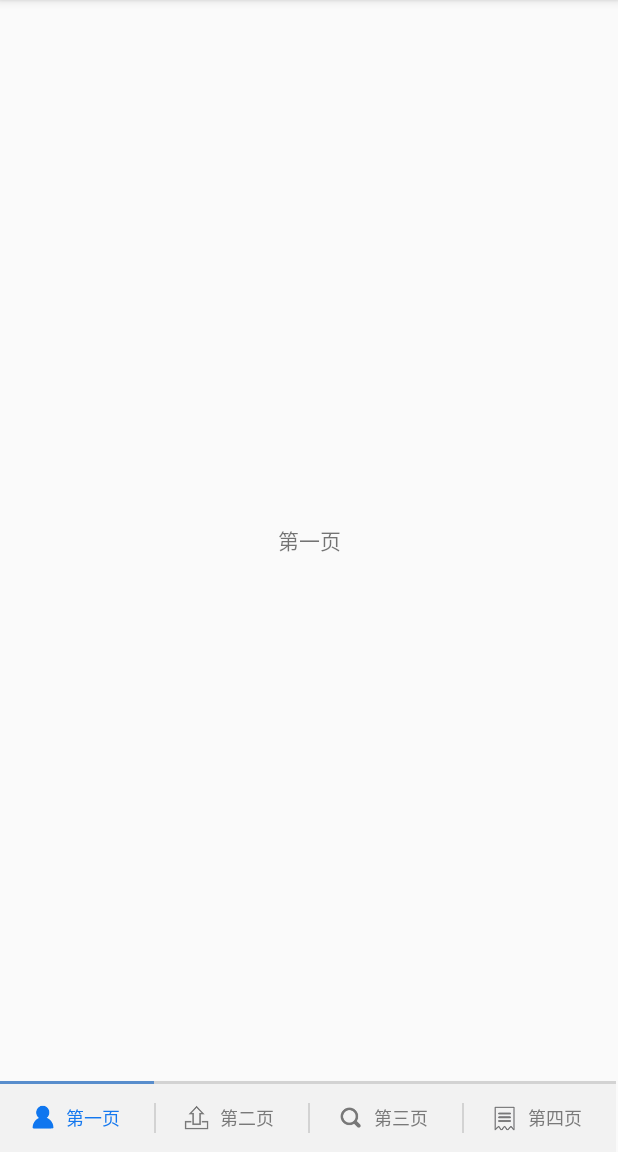
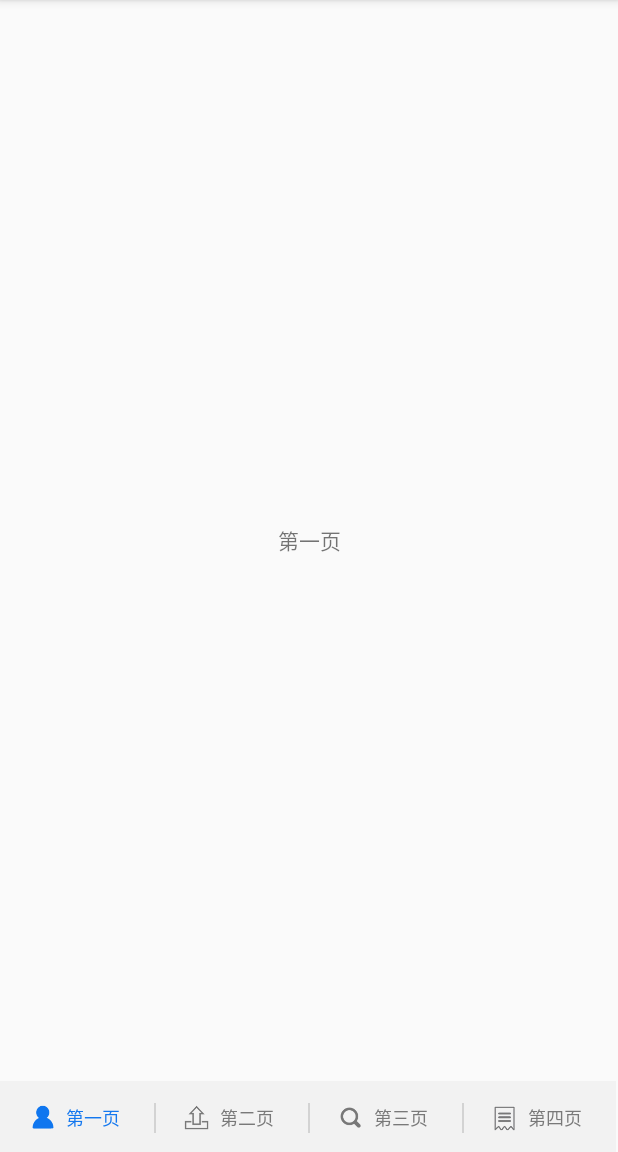
Before and after one commit to Lovingd/LazyViewPagerIndicator, an Android app: the screen it shows after launch (MainActivity), on a phone screen of 412 x 824 dp, the part 84-1236 px from its top. Run offline under Robolectric (Android 15) with nearby library versions, the phone set to English and light mode, and no system bars; our stand-ins replace ButterKnife.

Commit message:
添加设置是否显示底部的选择线

```diff
--- a/app/src/main/java/cn/muzi/lazy/HomeFragmentAdapter.java
+++ b/app/src/main/java/cn/muzi/lazy/HomeFragmentAdapter.java
@@ -55,6 +55,11 @@ public class HomeFragmentAdapter extends FragmentPagerAdapter implements IconPag
     }
 
     @Override
+    public boolean isShowChoose() {
+        return false;
+    }
+
+    @Override
     public int getCount() {
         return mFragments.size();
     }
--- a/lazyviewpager/src/main/java/cn/muzi/lazyviewpager/IconPagerAdapter.java
+++ b/lazyviewpager/src/main/java/cn/muzi/lazyviewpager/IconPagerAdapter.java
@@ -9,6 +9,8 @@ public interface IconPagerAdapter {
     int getTabGapId(int index);
     int getViewChooseId(int index);
 
+    boolean isShowChoose();
+
     // From PagerAdapter
     int getCount();
 }
--- a/lazyviewpager/src/main/java/cn/muzi/lazyviewpager/IconTabPageIndicator.java
+++ b/lazyviewpager/src/main/java/cn/muzi/lazyviewpager/IconTabPageIndicator.java
@@ -133,7 +133,7 @@ public class IconTabPageIndicator extends LinearLayout implements PageIndicator
         }
     }
 
-    private void addTab(int index, CharSequence text, int... ResId) {
+    private void addTab(int index, CharSequence text,boolean isShow, int... ResId) {
         final TabView tabView = new TabView(getContext());
         tabView.mIndex = index;
         tabView.setOnClickListener(mTabClickListener);
@@ -143,18 +143,20 @@ public class IconTabPageIndicator extends LinearLayout implements PageIndicator
             tabView.setIcon(ResId[0]);
         }
         if (ResId[1] > 0) {
-            tabView.setIcon(ResId[1]);
+            tabView.setTextColor(ResId[1]);
         }
         if (ResId[2] > 0) {
-            tabView.setIcon(ResId[2]);
+            tabView.setTabgapColor(ResId[2]);
         }
         if (ResId[3] > 0) {
-            tabView.setIcon(ResId[3]);
+            tabView.setViewChooseColor(ResId[3]);
         }
+
+        tabView.setViewChooseVisible(isShow);
 
         if(index == 0)
         {
-        	tabView.settab_gapVisible(false);
+        	tabView.setTabgapVisible(false);
         }
 
         mTabLayout.addView(tabView, new LayoutParams(0, MATCH_PARENT, 1));
@@ -213,13 +215,15 @@ public class IconTabPageIndicator extends LinearLayout implements PageIndicator
                 title = EMPTY_TITLE;
             }
             int[] iconResId = new int[]{0,0,0,0};
+            boolean isShow=true;
             if (iconAdapter != null) {
                 iconResId[0] = iconAdapter.getIconResId(i);
                 iconResId[1] = iconAdapter.getTextColorId(i);
                 iconResId[2] = iconAdapter.getTabGapId(i);
                 iconResId[3] = iconAdapter.getViewChooseId(i);
+                isShow=iconAdapter.isShowChoose();
             }
-            addTab(i, title, iconResId);
+            addTab(i, title,isShow, iconResId);
         }
         if (mSelectedTabIndex > count) {
             mSelectedTabIndex = count - 1;
@@ -318,7 +322,7 @@ public class IconTabPageIndicator extends LinearLayout implements PageIndicator
             return mIndex;
         }
 
-        public void settab_gapVisible(boolean visible)
+        public void setTabgapVisible(boolean visible)
         {
         	if(visible)
         	{
@@ -349,5 +353,18 @@ public class IconTabPageIndicator extends LinearLayout implements PageIndicator
                 view_choose.setBackgroundResource(colorId);
             }
         }
+
+        public void setViewChooseVisible(boolean visible)
+        {
+            if(visible)
+            {
+                view_choose.setVisibility(View.VISIBLE);
+            }
+            else
+            {
+                view_choose.setVisibility(View.INVISIBLE);
+            }
+
+        }
     }
 }
```
